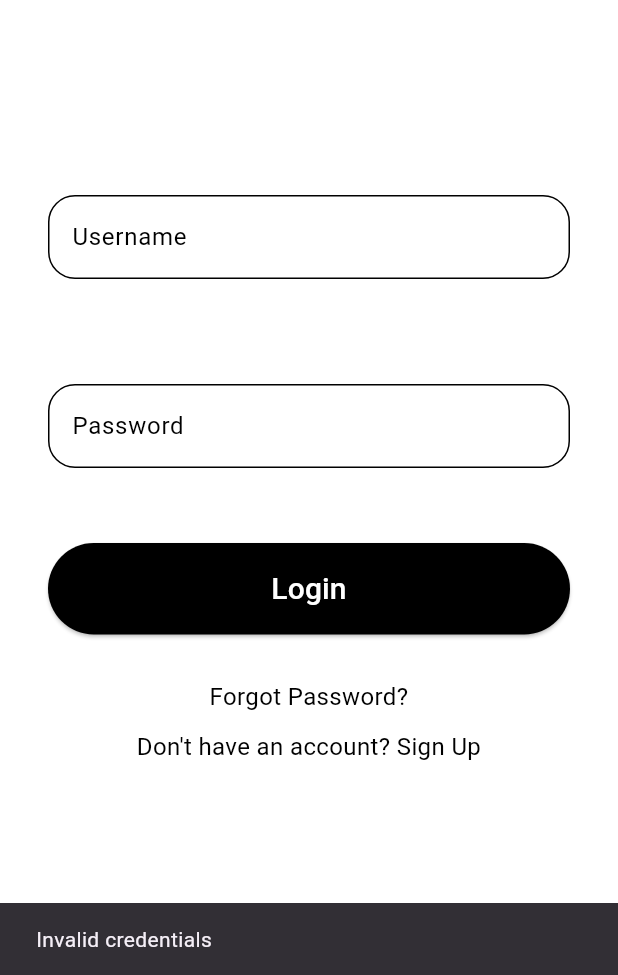
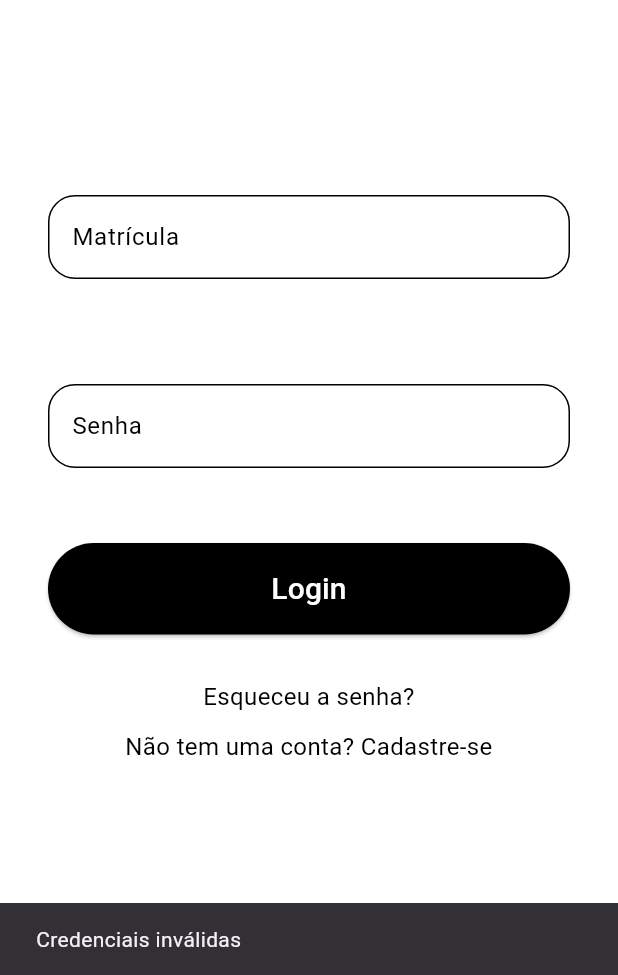
Before and after one commit to Xpert-Xperience/mais_saude_application, a Flutter app: the login screen opened directly, after a tap on "Login", on a phone screen of 412 x 824 dp, the part 261-1236 px from its top. Run offline on Flutter 3.47's test engine with Material 3 defaults, Android fonts, the phone set to English and light mode, and no system bars; our stand-ins replace sqflite; accounts and stored records are empty.

```diff
--- a/lib/telas/login.dart
+++ b/lib/telas/login.dart
@@ -1,7 +1,7 @@
 import 'package:flutter/material.dart';
+import 'package:mais_saude/telas/cadastro.dart';
+import 'package:mais_saude/telas/confesq.dart';
 import 'package:mais_saude/telas/principal.dart';
-import 'package:mais_saude/telas/confesq.dart';
-import 'package:mais_saude/telas/cadastro.dart';
 import 'package:mais_saude/databaseService.dart';
 
 class login extends StatefulWidget {
@@ -14,7 +14,7 @@ class login extends StatefulWidget {
 class _loginState extends State<login> {
   TextEditingController usernameController = TextEditingController();
   TextEditingController passwordController = TextEditingController();
-  final DatabaseService _databaseService = DatabaseService();
+  final DatabaseService _databaseService = DatabaseService(); // Instância da classe fictícia do banco de dados
 
   @override
   Widget build(BuildContext context) {
@@ -37,14 +37,14 @@ class _loginState extends State<login> {
               mainAxisAlignment: MainAxisAlignment.start,
               children: [
                Container(
-                  padding: const EdgeInsets.all(0),
+                      padding: EdgeInsets.all(0),
                       decoration: BoxDecoration(
                         color: const Color.fromARGB(255, 0, 0, 0),
                         shape: BoxShape.rectangle,
                         borderRadius: BorderRadius.circular(10),
                       ),
                       child: IconButton(
-                    icon: const Icon(
+                        icon: Icon(
                           Icons.arrow_back,
                           color: Colors.white,
                           ),
@@ -62,9 +62,9 @@ class _loginState extends State<login> {
               style: TextStyle(fontSize: 24, fontWeight: FontWeight.bold),
             ),
             const SizedBox(height: 130),
-            _inputField("Username", usernameController),
+            _inputField("Matrícula", usernameController),
             const SizedBox(height: 70),
-            _inputField("Password", passwordController, isPassword: true),
+            _inputField("Senha", passwordController, isPassword: true),
             const SizedBox(height: 50),
             _loginBtn(),
             const SizedBox(height: 20),
@@ -76,7 +76,7 @@ class _loginState extends State<login> {
   }
 
   Widget _inputField(String hintText, TextEditingController controller,
-      {bool isPassword = false}) {
+      {isPassword = false}) {
     var border = OutlineInputBorder(
       borderRadius: BorderRadius.circular(18),
       borderSide: const BorderSide(color: Color.fromARGB(255, 0, 0, 0)),
@@ -107,9 +107,9 @@ class _loginState extends State<login> {
             MaterialPageRoute(builder: (context) => const principal()),
           );
         } else {
-          ScaffoldMessenger.of(context).showSnackBar(const SnackBar(
-            content: Text('Invalid credentials'),
-            duration: Duration(seconds: 2),
+          ScaffoldMessenger.of(context).showSnackBar(SnackBar(
+            content: const Text('Credenciais inválidas'),
+            duration: const Duration(seconds: 2),
           ));
         }
       },
@@ -137,11 +137,11 @@ class _loginState extends State<login> {
           onTap: () {
             Navigator.push(
               context,
-              MaterialPageRoute(builder: (context) => const confesq()),
+              MaterialPageRoute(builder: (context) => confesq()),
             );
           },
           child: const Text(
-            "Forgot Password?",
+            "Esqueceu a senha?",
             textAlign: TextAlign.center,
             style: TextStyle(fontSize: 16, color: Color.fromARGB(255, 0, 0, 0)),
           ),
@@ -151,11 +151,11 @@ class _loginState extends State<login> {
           onTap: () {
             Navigator.push(
               context,
-              MaterialPageRoute(builder: (context) => const cadastro()),
+              MaterialPageRoute(builder: (context) => cadastro()),
             );
           },
           child: const Text(
-            "Don't have an account? Sign Up",
+            "Não tem uma conta? Cadastre-se",
             textAlign: TextAlign.center,
             style: TextStyle(fontSize: 16, color: Color.fromARGB(255, 0, 0, 0)),
           ),
```
Lines whose indentation alone changed are shown as unchanged.
